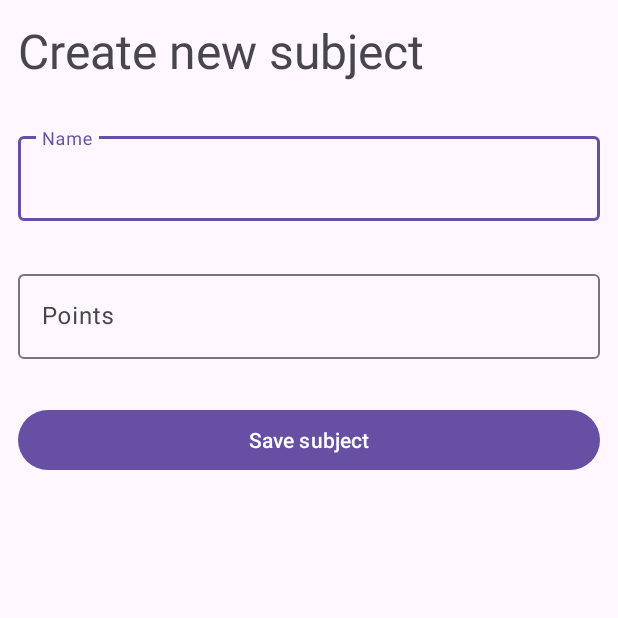
After one commit to vbmacieel/SmartGrade, an Android app: the fragment FormFragment shown on its own in the app's theme, on a phone screen of 412 x 824 dp, the top half of it. The commit adds this screen. Run offline under Robolectric (Android 15) with nearby library versions, the phone set to English and light mode, and no system bars.

Commit message:
feat: Navigation, viewmodels, form and main fragment

```diff
--- a/app/src/main/AndroidManifest.xml
+++ b/app/src/main/AndroidManifest.xml
@@ -13,7 +13,7 @@
         android:theme="@style/Theme.SmartGrade"
         tools:targetApi="31">
         <activity
-            android:name=".MainActivity"
+            android:name=".MainApplication"
             android:exported="true">
             <intent-filter>
                 <action android:name="android.intent.action.MAIN" />
--- /dev/null
+++ b/app/src/main/java/com/smartgrade/ui/fragment/FormFragment.kt
@@ -0,0 +1,55 @@
+package com.smartgrade.ui.fragment
+
+import android.os.Bundle
+import android.view.LayoutInflater
+import android.view.View
+import android.view.ViewGroup
+import android.widget.EditText
+import android.widget.Toast
+import androidx.fragment.app.Fragment
+import com.smartgrade.databinding.FragmentFormBinding
+import com.smartgrade.ui.viewmodel.FormViewModel
+import org.koin.androidx.viewmodel.ext.android.viewModel
+
+class FormFragment : Fragment() {
+
+    private val binding by lazy {
+        FragmentFormBinding.inflate(layoutInflater)
+    }
+
+    private val viewModel: FormViewModel by viewModel()
+
+    override fun onCreateView(
+        inflater: LayoutInflater,
+        container: ViewGroup?,
+        savedInstanceState: Bundle?
+    ): View {
+        return binding.root
+    }
+
+    override fun onViewCreated(view: View, savedInstanceState: Bundle?) {
+        super.onViewCreated(view, savedInstanceState)
+
+        binding.subjectSubmitButton.setOnClickListener {
+            val textName = binding.subjectTextFieldName.editText?.labelNotNullOrEmpty()
+            val totalPoints = binding.subjectTextFieldPoints.editText?.labelNotNullOrEmpty()
+
+            if (textName == null || totalPoints == null){
+                Toast.makeText(context, "Neither labels must not be null", Toast.LENGTH_SHORT).show()
+            } else {
+                viewModel.saveNewSubject(textName, totalPoints)
+            }
+        }
+    }
+
+    private fun EditText?.labelNotNullOrEmpty(): String? {
+        return this?.let {
+            val text = it.text.toString()
+            if (text.isEmpty()) {
+                return null
+            }
+
+            return text
+        }
+    }
+}
--- /dev/null
+++ b/app/src/main/res/drawable/ic_add.xml
@@ -0,0 +1,5 @@
+<vector android:height="24dp" android:tint="#F5B3E9"
+    android:viewportHeight="24" android:viewportWidth="24"
+    android:width="24dp" xmlns:android="http://schemas.android.com/apk/res/android">
+    <path android:fillColor="@android:color/white" android:pathData="M19,13h-6v6h-2v-6H5v-2h6V5h2v6h6v2z"/>
+</vector>
--- /dev/null
+++ b/app/src/main/res/layout/fragment_form.xml
@@ -0,0 +1,62 @@
+<?xml version="1.0" encoding="utf-8"?>
+<androidx.constraintlayout.widget.ConstraintLayout xmlns:android="http://schemas.android.com/apk/res/android"
+    xmlns:app="http://schemas.android.com/apk/res-auto"
+    xmlns:tools="http://schemas.android.com/tools"
+    android:layout_width="match_parent"
+    android:layout_height="match_parent" >
+
+    <LinearLayout
+        android:layout_width="match_parent"
+        android:layout_height="0dp"
+        android:orientation="vertical"
+        android:padding="12dp"
+        app:layout_constraintTop_toTopOf="parent"
+        app:layout_constraintStart_toStartOf="parent"
+        app:layout_constraintEnd_toEndOf="parent"
+        app:layout_constraintHeight_percent="0.4">
+
+        <TextView
+            android:layout_width="match_parent"
+            android:layout_height="wrap_content"
+            android:layout_weight="1"
+            android:text="Create new subject"
+            android:textSize="32sp" />
+
+        <com.google.android.material.textfield.TextInputLayout
+            android:id="@+id/subject_text_field_name"
+            android:layout_width="match_parent"
+            android:layout_height="wrap_content"
+            android:layout_weight="1"
+            android:hint="Name"
+            style="@style/Widget.Material3.TextInputLayout.OutlinedBox">
+
+            <com.google.android.material.textfield.TextInputEditText
+                android:layout_width="match_parent"
+                android:layout_height="wrap_content" />
+
+        </com.google.android.material.textfield.TextInputLayout>
+
+        <com.google.android.material.textfield.TextInputLayout
+            android:id="@+id/subject_text_field_points"
+            android:layout_width="match_parent"
+            android:layout_height="wrap_content"
+            android:layout_weight="1"
+            android:hint="Points"
+            style="@style/Widget.Material3.TextInputLayout.OutlinedBox">
+
+            <com.google.android.material.textfield.TextInputEditText
+                android:layout_width="match_parent"
+                android:layout_height="wrap_content"
+                android:inputType="number"/>
+
+        </com.google.android.material.textfield.TextInputLayout>
+
+        <Button
+            android:id="@+id/subject_submit_button"
+            android:layout_width="match_parent"
+            android:layout_height="wrap_content"
+            android:layout_weight="0"
+            android:text="Save subject"/>
+
+    </LinearLayout>
+</androidx.constraintlayout.widget.ConstraintLayout>
```
Also changed, not shown: app/src/main/java/com/smartgrade/MainActivity.kt (deleted, +0 -11 lines), app/src/main/java/com/smartgrade/MainApplication.kt (added, +18 -0 lines), app/src/main/java/com/smartgrade/di/AppModule.kt (added, +25 -0 lines), app/src/main/java/com/smartgrade/ui/activity/MainActivity.kt (added, +24 -0 lines), app/src/main/java/com/smartgrade/ui/adapter/SubjectRecyclerViewAdapter.kt (added, +37 -0 lines), app/src/main/java/com/smartgrade/ui/fragment/SubjectListFragment.kt (added, +54 -0 lines), app/src/main/java/com/smartgrade/ui/viewmodel/FormViewModel.kt (added, +19 -0 lines), app/src/main/java/com/smartgrade/ui/viewmodel/MainViewModel.kt (added, +22 -0 lines), app/src/main/res/layout/activity_main.xml (+7 -15 lines), app/src/main/res/layout/fragment_list_subject.xml (added, +32 -0 lines), app/src/main/res/layout/item_recycler_view.xml (added, +28 -0 lines), app/src/main/res/navigation/app_navigation.xml (added, +26 -0 lines).
